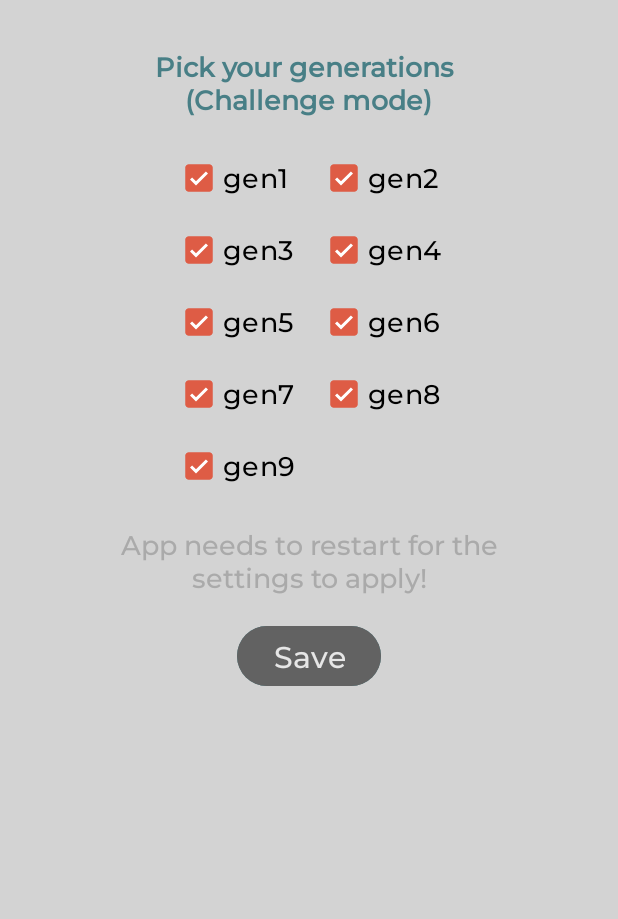
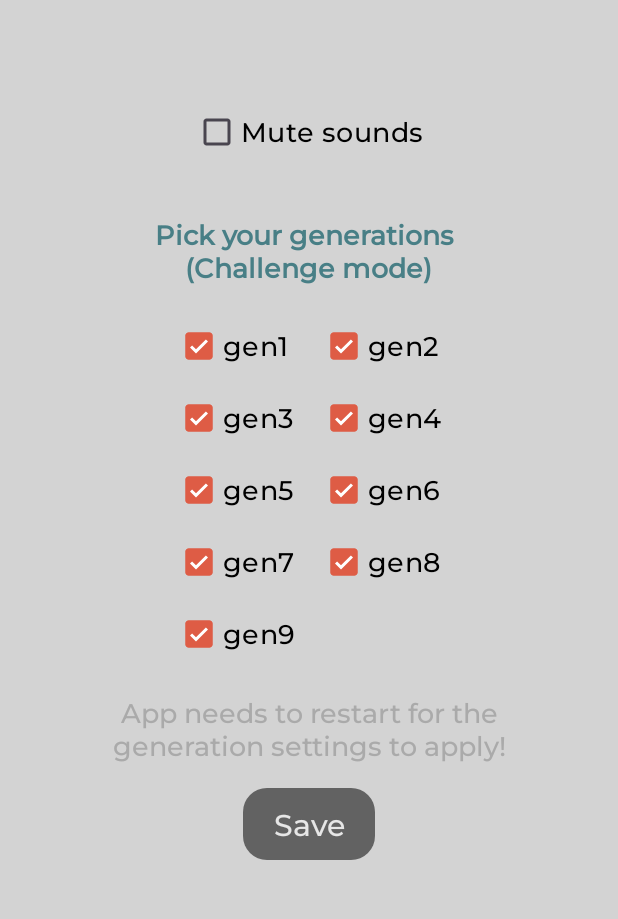
Before and after one commit to DevSpagette/pokeguess-ui, an Android app: the screen it shows after launch (SettingsActivity), after a tap on an icon or button, on a phone screen of 412 x 824 dp, the part 150-1069 px from its top. Run offline under Robolectric (Android 15) with nearby library versions, the phone set to English and light mode, and no system bars; pictures from the network do not load.

Commit message:
Added sound for navigation and guesses, fixed setting crash issues, adder custom buttons

```diff
--- a/app/src/main/java/com/project/pokeguess/MainActivity.kt
+++ b/app/src/main/java/com/project/pokeguess/MainActivity.kt
@@ -6,6 +6,7 @@ import androidx.appcompat.app.AppCompatActivity
 import android.os.Bundle
 import android.content.Intent
 import android.content.IntentFilter
+import android.media.MediaPlayer
 import android.os.Handler
 import android.os.Looper
 import android.util.Log
@@ -28,6 +29,7 @@ import kotlin.random.Random
 import org.json.JSONObject
 
 object GLOBAL {
+    var MUTESOUNDS = false
     var GEN1Checked = true
     var GEN2Checked = true
     var GEN3Checked = true
@@ -132,6 +134,9 @@ class MainActivity : AppCompatActivity() {
         }
     }
 
+    // Initialize MediaPlayer objects
+    private var mediaPlayerUi: MediaPlayer? = null
+
     override fun onCreate(savedInstanceState: Bundle?) {
         super.onCreate(savedInstanceState)
         setContentView(R.layout.activity_main)
@@ -144,6 +149,7 @@ class MainActivity : AppCompatActivity() {
 
         homePokemonImageView = findViewById(R.id.mainPageImage)
         homePokemonNameView = findViewById(R.id.mainPageImageName)
+        mediaPlayerUi = MediaPlayer.create(this, R.raw.ui_click)
 
         swapImagesPeriodically()
 
@@ -153,23 +159,22 @@ class MainActivity : AppCompatActivity() {
         // load settings
         loadSettings()
 
-        // Set a click listener for the "Go to Leaderboard" button
         val userButton = findViewById<ImageButton>(R.id.user_button)
         val classicButton = findViewById<Button>(R.id.classic_mode_button)
         val challengeButton = findViewById<Button>(R.id.challenge_mode_button)
         val leaderboardButton = findViewById<Button>(R.id.leaderboard_button)
         val settingsButton = findViewById<ImageButton>(R.id.settings_button)
         val quitButton = findViewById<Button>(R.id.quit_button)
-
         val refreshButton = findViewById<ImageButton>(R.id.refreshButton)
-
         val serverStatusText = findViewById<TextView>(R.id.serverStatusText)
         val serverStatusView = findViewById<View>(R.id.statusDot)
+
         serverStatusText.text = "API status: $status"
         serverStatusView.setBackgroundResource(R.drawable.yellow_dot)
 
         userButton.setOnClickListener {
             // Create an Intent to navigate to ChallengeActivity
+            playUiSound()
             val intent = Intent(this, AuthActivity::class.java)
             startActivity(intent)
         }
@@ -220,6 +225,7 @@ class MainActivity : AppCompatActivity() {
 
         settingsButton.setOnClickListener {
             // Create an Intent to navigate to LeaderboardActivity
+            playUiSound()
             val intent = Intent(this, SettingsActivity::class.java)
             startActivity(intent)
         }
@@ -229,7 +235,7 @@ class MainActivity : AppCompatActivity() {
         }
 
         quitButton.setOnClickListener {
-            val intent = Intent(MainActivity.ACTION_CLOSE_APP)
+            val intent = Intent(ACTION_CLOSE_APP)
             sendBroadcast(intent)
             finish()
         }
@@ -282,10 +288,9 @@ class MainActivity : AppCompatActivity() {
         })
     }
 
-    private fun getJwtToken(): String? {
-        // Retrieve the jwtToken from SharedPreferences
-        val sharedPreferences = getSharedPreferences("MyPrefs", Context.MODE_PRIVATE)
-        return sharedPreferences.getString("jwtToken", null)
+    private fun playUiSound() {
+        if (!GLOBAL.MUTESOUNDS)
+            mediaPlayerUi?.start()
     }
 
     private fun generatePokemonSprite() {
@@ -365,13 +370,21 @@ class MainActivity : AppCompatActivity() {
     }
 
     override fun onDestroy() {
+        mediaPlayerUi?.release()
         super.onDestroy()
-        // Unregister the broadcast receiver when the activity is destroyed
         unregisterReceiver(closeAppReceiver)
+    }
+
+    private fun getJwtToken(): String? {
+        // Retrieve the jwtToken from SharedPreferences
+        val sharedPreferences = getSharedPreferences("MyPrefs", Context.MODE_PRIVATE)
+        return sharedPreferences.getString("jwtToken", null)
     }
 
     private fun loadSettings() {
         val sharedPreferences = getSharedPreferences("AppSettings", Context.MODE_PRIVATE)
+
+        GLOBAL.MUTESOUNDS = !(sharedPreferences.contains("muteSounds") && !sharedPreferences.getBoolean("muteSounds", true))
 
         // Initialize preferences if they don't exist
         if (!sharedPreferences.contains("gen1")) {
--- a/app/src/main/java/com/project/pokeguess/SettingsActivity.kt
+++ b/app/src/main/java/com/project/pokeguess/SettingsActivity.kt
@@ -9,11 +9,10 @@ import android.widget.ImageButton
 import androidx.appcompat.app.AppCompatActivity
 import androidx.core.content.ContextCompat
 
-
 class SettingsActivity : AppCompatActivity() {
 
     private lateinit var saveButton: Button
-    private var changesMade: Boolean = false
+    private lateinit var muteSounds: CheckBox
 
     override fun onCreate(savedInstanceState: Bundle?) {
         super.onCreate(savedInstanceState)
@@ -21,7 +20,21 @@ class SettingsActivity : AppCompatActivity() {
 
         val sharedPreferences = getSharedPreferences("AppSettings", Context.MODE_PRIVATE)
 
-        // Array of checkbox IDs
+        saveButton = findViewById(R.id.saveButton)
+        saveButton.isEnabled = false
+        setSaveButtonDisabledState()
+
+        muteSounds = findViewById(R.id.settings_mute_sounds)
+        val isSoundMuted = sharedPreferences.getBoolean("muteSounds", false)
+        muteSounds.isChecked = isSoundMuted
+
+        muteSounds.setOnCheckedChangeListener { _, isChecked ->
+            sharedPreferences.edit().putBoolean("muteSounds", isChecked).apply()
+
+            // Update the global variable
+            GLOBAL.MUTESOUNDS = isChecked
+        }
+
         val checkBoxIds = intArrayOf(
             R.id.generation1_checkbox,
             R.id.generation2_checkbox,
@@ -34,19 +47,12 @@ class SettingsActivity : AppCompatActivity() {
             R.id.generation9_checkbox,
         )
 
-        saveButton = findViewById(R.id.saveButton)
-        saveButton.isEnabled = false
-        runOnUiThread {
-            saveButton.setBackgroundColor(ContextCompat.getColor(this, R.color.gray_volc))
-        }
-
         val checkBoxes = mutableListOf<CheckBox>()
 
         for (checkBoxId in checkBoxIds) {
             val checkBox = findViewById<CheckBox>(checkBoxId)
             val generation = checkBox.text.toString()
 
-            // Get the stored value or use the default
             val isChecked = sharedPreferences.getBoolean(generation, true)
             checkBox.isChecked = isChecked
             checkBoxes.add(checkBox)
@@ -58,38 +64,47 @@ class SettingsActivity : AppCompatActivity() {
                 if (isChecked) {
                     sharedPreferences.edit().putBoolean(generation, true).apply()
                 } else {
-                    // Ensure at least one generation is selected
                     if (checkedCheckboxes.isEmpty()) {
-                        // Prevent unchecking if only one is checked
                         checkBox.isChecked = true
                     } else {
                         sharedPreferences.edit().putBoolean(generation, false).apply()
                     }
                 }
 
-                // Enable the save button when a change occurs
-                runOnUiThread {
-                    saveButton.setBackgroundColor(ContextCompat.getColor(this, R.color.blue_volc))
-                }
-                changesMade = true
-                saveButton.isEnabled = true
+                setSaveButtonEnabledState()
             }
         }
 
-        // Back to the main activity button
         val backButton = findViewById<ImageButton>(R.id.back_to_main_button)
         backButton.setOnClickListener {
             onBackPressed()
         }
 
         saveButton.setOnClickListener {
-            val ctx = applicationContext
-            val pm = ctx.packageManager
-            val intent = pm.getLaunchIntentForPackage(ctx.packageName)
-            val mainIntent = Intent.makeRestartActivityTask(intent!!.component)
-            ctx.startActivity(mainIntent)
-            Runtime.getRuntime().exit(0)
+            restartApplication()
         }
+    }
 
+    private fun setSaveButtonEnabledState() {
+        runOnUiThread {
+            saveButton.backgroundTintList = ContextCompat.getColorStateList(this, R.color.blue_volc)
+        }
+        saveButton.isEnabled = true
+    }
+
+    private fun setSaveButtonDisabledState() {
+        runOnUiThread {
+            saveButton.backgroundTintList = ContextCompat.getColorStateList(this, R.color.gray_volc)
+        }
+        saveButton.isEnabled = false
+    }
+
+    private fun restartApplication() {
+        val ctx = applicationContext
+        val pm = ctx.packageManager
+        val intent = pm.getLaunchIntentForPackage(ctx.packageName)
+        val mainIntent = Intent.makeRestartActivityTask(intent!!.component)
+        ctx.startActivity(mainIntent)
+        Runtime.getRuntime().exit(0)
     }
 }
--- /dev/null
+++ b/app/src/main/res/drawable/custom_button_background.xml
@@ -0,0 +1,5 @@
+<shape xmlns:android="http://schemas.android.com/apk/res/android"
+    android:shape="rectangle">
+    <solid android:color="@color/white_volc" />
+    <corners android:radius="16dp" />
+</shape>
--- a/app/src/main/res/drawable/green_dot.xml
+++ b/app/src/main/res/drawable/green_dot.xml
@@ -1,7 +1,7 @@
 <?xml version="1.0" encoding="utf-8"?>
 <shape xmlns:android="http://schemas.android.com/apk/res/android"
     android:shape="oval">
-    <solid android:color="@color/green" /> <!-- Red color -->
+    <solid android:color="@color/green" />
     <size
         android:width="12dp"
         android:height="12dp" />
--- a/app/src/main/res/drawable/green_flash.xml
+++ b/app/src/main/res/drawable/green_flash.xml
@@ -1,5 +1,5 @@
 <animation-list xmlns:android="http://schemas.android.com/apk/res/android"
     android:id="@+id/green_flash"
     android:oneshot="true">
-    <item android:drawable="@color/green" android:duration="250" />
+    <item android:drawable="@color/green" android:duration="150" />
 </animation-list>
--- a/app/src/main/res/drawable/red_dot.xml
+++ b/app/src/main/res/drawable/red_dot.xml
@@ -1,7 +1,7 @@
 <?xml version="1.0" encoding="utf-8"?>
 <shape xmlns:android="http://schemas.android.com/apk/res/android"
     android:shape="oval">
-    <solid android:color="@color/red" /> <!-- Red color -->
+    <solid android:color="@color/red" />
     <size
         android:width="12dp"
         android:height="12dp" />
--- a/app/src/main/res/drawable/red_flash.xml
+++ b/app/src/main/res/drawable/red_flash.xml
@@ -1,5 +1,5 @@
 <animation-list xmlns:android="http://schemas.android.com/apk/res/android"
     android:id="@+id/red_flash"
     android:oneshot="true">
-    <item android:drawable="@color/red" android:duration="250" />
+    <item android:drawable="@color/red" android:duration="150" />
 </animation-list>
--- a/app/src/main/res/layout/activity_settings.xml
+++ b/app/src/main/res/layout/activity_settings.xml
@@ -23,16 +23,27 @@
         android:layout_marginTop="16dp"
         android:text="@string/settings_title" />
 
+    <CheckBox
+        android:id="@+id/settings_mute_sounds"
+        style="@style/DefaultTextStyle"
+        android:layout_width="wrap_content"
+        android:layout_height="wrap_content"
+        android:layout_below="@id/settings_title"
+        android:layout_centerHorizontal="true"
+        android:layout_marginTop="64dp"
+        android:checked="false"
+        android:text="Mute sounds" />
+
     <TextView
         android:id="@+id/settings_generationPicker_textView"
         style="@style/SubtitleTextStyle"
         android:layout_width="wrap_content"
         android:layout_height="wrap_content"
-        android:layout_below="@id/settings_title"
+        android:layout_below="@id/settings_mute_sounds"
         android:layout_centerHorizontal="true"
         android:layout_marginTop="32dp"
+        android:text="Pick your generations \n(Challenge mode)"
         android:textAlignment="center"
-        android:text="Pick your generations \n(Challenge mode)"
         android:textSize="18sp"
         android:textStyle="bold" />
 
@@ -46,6 +57,7 @@
 
         <!-- Row 1 -->
         <TableRow>
+
             <CheckBox
                 android:id="@+id/generation1_checkbox"
                 style="@style/DefaultTextStyle"
@@ -53,6 +65,7 @@
                 android:layout_height="wrap_content"
                 android:layout_marginEnd="16dp"
                 android:text="gen1" />
+
             <CheckBox
                 android:id="@+id/generation2_checkbox"
                 style="@style/DefaultTextStyle"
@@ -63,6 +76,7 @@
 
         <!-- Row 2 -->
         <TableRow>
+
             <CheckBox
                 android:id="@+id/generation3_checkbox"
                 style="@style/DefaultTextStyle"
@@ -70,6 +84,7 @@
                 android:layout_height="wrap_content"
                 android:layout_marginEnd="16dp"
                 android:text="gen3" />
+
             <CheckBox
                 android:id="@+id/generation4_checkbox"
                 style="@style/DefaultTextStyle"
@@ -80,6 +95,7 @@
 
         <!-- Row 3 -->
         <TableRow>
+
             <CheckBox
                 android:id="@+id/generation5_checkbox"
                 style="@style/DefaultTextStyle"
@@ -87,6 +103,7 @@
                 android:layout_height="wrap_content"
                 android:layout_marginEnd="16dp"
                 android:text="gen5" />
+
             <CheckBox
                 android:id="@+id/generation6_checkbox"
                 style="@style/DefaultTextStyle"
@@ -97,6 +114,7 @@
 
         <!-- Row 4 -->
         <TableRow>
+
             <CheckBox
                 android:id="@+id/generation7_checkbox"
                 style="@style/DefaultTextStyle"
@@ -104,6 +122,7 @@
                 android:layout_height="wrap_content"
                 android:layout_marginEnd="16dp"
                 android:text="gen7" />
+
             <CheckBox
                 android:id="@+id/generation8_checkbox"
                 style="@style/DefaultTextStyle"
@@ -114,6 +133,7 @@
 
         <!-- Row 5 -->
         <TableRow>
+
             <CheckBox
                 android:id="@+id/generation9_checkbox"
                 style="@style/DefaultTextStyle"
@@ -132,22 +152,22 @@
         android:layout_height="wrap_content"
         android:layout_below="@id/settings_generationPicker_genArray"
         android:layout_centerHorizontal="true"
+        android:layout_marginStart="128dp"
         android:layout_marginTop="16dp"
-        android:layout_marginStart="128dp"
         android:text="@string/settings_warning"
         android:textAlignment="center"
         android:textColor="@android:color/darker_gray" />
 
-    <Button
+    <com.project.pokeguess.CustomButton
         android:id="@+id/saveButton"
-        style="@style/SubtitleTextStyle"
+        style="@style/CustomButtonStyle"
         android:layout_width="wrap_content"
         android:layout_height="wrap_content"
         android:layout_below="@+id/settings_restart_textView"
         android:layout_centerHorizontal="true"
         android:layout_marginTop="16dp"
-        android:backgroundTint="@color/blue_volc"
-        android:textColor="@color/white_volc"
-        android:text="@string/settings_save_button" />
+        android:backgroundTint="@color/gray_volc"
+        android:text="@string/settings_save_button"
+        android:textColor="@color/white_volc"/>
 
 </RelativeLayout>
--- a/app/src/main/res/values/strings.xml
+++ b/app/src/main/res/values/strings.xml
@@ -52,7 +52,7 @@
     <!-- Settings page -->
     <!--===============-->
     <string name="settings_title">PokeGuess settings</string>
-    <string name="settings_warning">App needs to restart for the settings to apply!</string>
+    <string name="settings_warning">App needs to restart for the generation settings to apply!</string>
     <string name="settings_save_button">Save</string>
 
     <!--====================-->
--- a/app/src/main/res/values/themes.xml
+++ b/app/src/main/res/values/themes.xml
@@ -33,4 +33,17 @@
         <item name="android:fontFamily">@font/montseratt</item>
     </style>
 
+    <style name="CustomButtonStyle" parent="Widget.AppCompat.Button">
+        <item name="android:textSize">20sp</item>
+        <item name="android:paddingStart">16dp</item>
+        <item name="android:paddingTop">4dp</item>
+        <item name="android:paddingEnd">16dp</item>
+        <item name="android:paddingBottom">4dp</item>
+        <item name="android:textAllCaps">false</item>
+        <item name="android:fontFamily">@font/montseratt</item>
+        <item name="android:stateListAnimator">@null</item>
+        <item name="android:background">@drawable/custom_button_background</item>
+    </style>
+
+
 </resources>
```
Also changed, not shown: app/src/main/java/com/project/pokeguess/ChallengeActivity.kt (+39 -3 lines), app/src/main/java/com/project/pokeguess/ClassicActivity.kt (+46 -4 lines), app/src/main/java/com/project/pokeguess/CustomButton.kt (added, +42 -0 lines), app/src/main/res/layout/activity_main.xml (+15 -13 lines), 3 other files.
